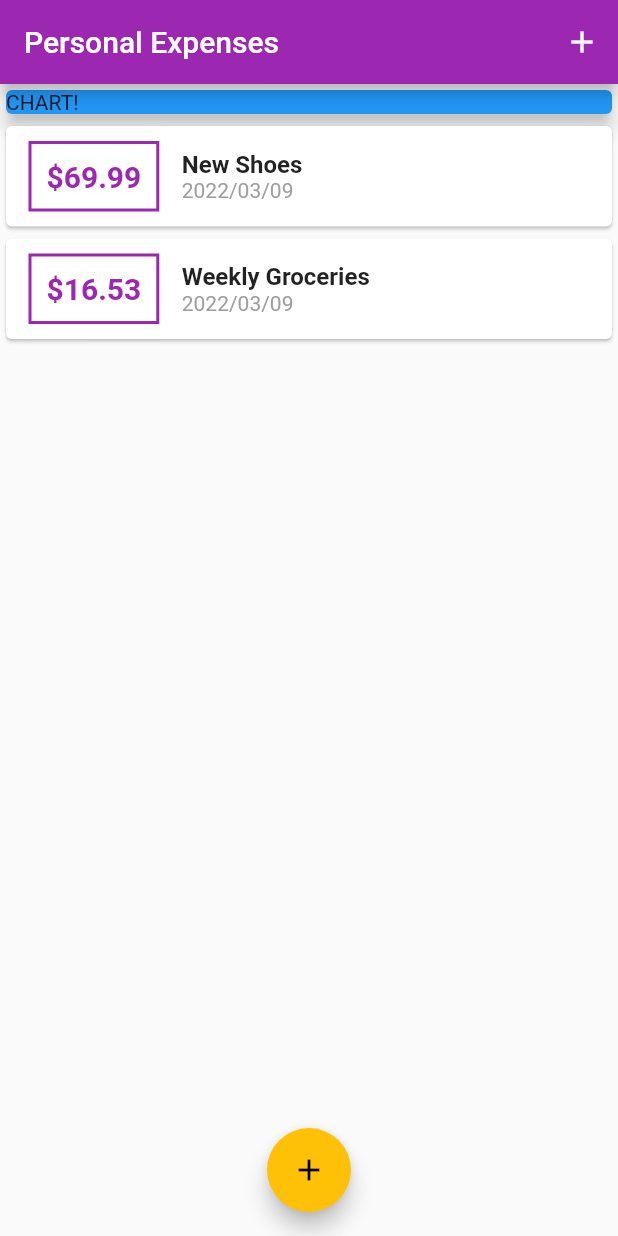
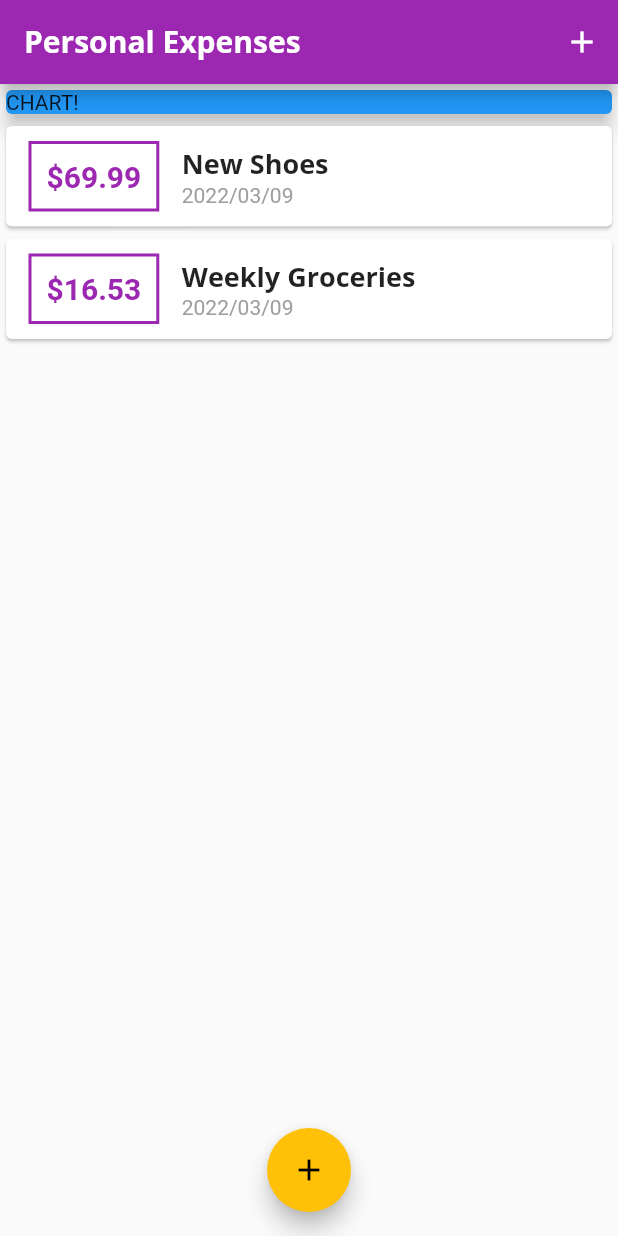
Before and after one commit to w9wen/personal_expenses_app, a Flutter app: the screen it shows after launch, on a phone screen of 412 x 824 dp. Run offline on Flutter 3.47's test engine with Material 2 defaults, Android fonts, the phone set to English and light mode, and no system bars.

Commit message:
lamp($APP) Custom Fonts & Working with Text Themes.

```diff
--- a/lib/main.dart
+++ b/lib/main.dart
@@ -27,6 +27,23 @@ class MyApp extends StatelessWidget {
         // is not restarted.
         primarySwatch: Colors.purple,
         accentColor: Colors.amber,
+        fontFamily: "Quicksand",
+        textTheme: ThemeData.light().textTheme.copyWith(
+              titleMedium: TextStyle(
+                fontFamily: "OpenSans",
+                fontWeight: FontWeight.bold,
+                fontSize: 18,
+              ),
+            ),
+        appBarTheme: AppBarTheme(
+          textTheme: ThemeData.light().textTheme.copyWith(
+                headline6: const TextStyle(
+                  fontFamily: "OpenSans",
+                  fontSize: 20,
+                  fontWeight: FontWeight.bold,
+                ),
+              ),
+        ),
       ),
       home: MyHomePage(),
     );
@@ -87,7 +104,12 @@ class _MyHomePageState extends State<MyHomePage> {
   Widget build(BuildContext context) {
     return Scaffold(
       appBar: AppBar(
-        title: const Text("Personal Expenses"),
+        title: const Text(
+          "Personal Expenses",
+          // style: TextStyle(
+          //   fontFamily: "OpenSans",
+          // ),
+        ),
         actions: [
           IconButton(
             icon: const Icon(Icons.add),
--- a/lib/widgets/transaction_list.dart
+++ b/lib/widgets/transaction_list.dart
@@ -43,10 +43,11 @@ class TransactionList extends StatelessWidget {
                   children: <Widget>[
                     Text(
                       transactions[index].title.toString(),
-                      style: const TextStyle(
-                        fontSize: 16,
-                        fontWeight: FontWeight.bold,
-                      ),
+                      style: Theme.of(context).textTheme.titleMedium,
+                      // style: const TextStyle(
+                      //   fontSize: 16,
+                      //   fontWeight: FontWeight.bold,
+                      // ),
                     ),
                     Text(
                       DateFormat("yyyy/MM/dd")
```
Also changed, not shown: pubspec.yaml (+12 -4 lines), assets/fonts/OpenSans-Bold.ttf (added), assets/fonts/OpenSans-Regular.ttf (added), assets/fonts/Quicksand-Bold.ttf (added), assets/fonts/Quicksand-Light.ttf (added), assets/fonts/Quicksand-Medium.ttf (added), assets/fonts/Quicksand-Regular.ttf (added).
